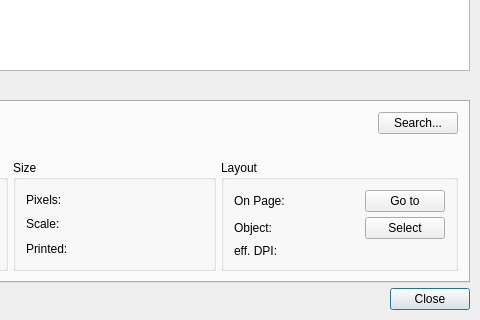
This is scribus/picstatus.ui in scribusproject/scribus as Qt 5 draws it before an edit; both pictures show x 217 to 697 and y 122 to 442 of the 697 by 442 pixel window. The edited form follows.
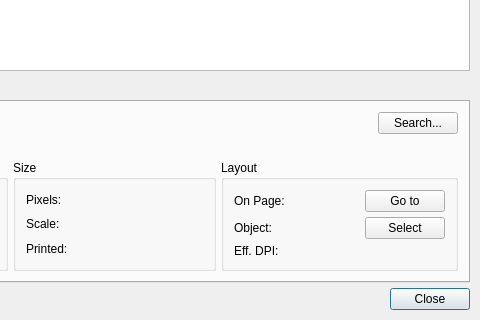
This is the edited form.

Commit message: In Extras > Manage Images > Information > Layout, change the string "eff. DPI" to "Eff. DPI".

```diff
--- a/scribus/picstatus.ui
+++ b/scribus/picstatus.ui
@@ -559,7 +559,7 @@
             <item row="2" column="0" >
              <widget class="QLabel" name="textLabel2" >
               <property name="text" >
-               <string>eff. DPI:</string>
+               <string>Eff. DPI:</string>
               </property>
               <property name="alignment" >
                <set>Qt::AlignLeading|Qt::AlignLeft|Qt::AlignVCenter</set>
```
